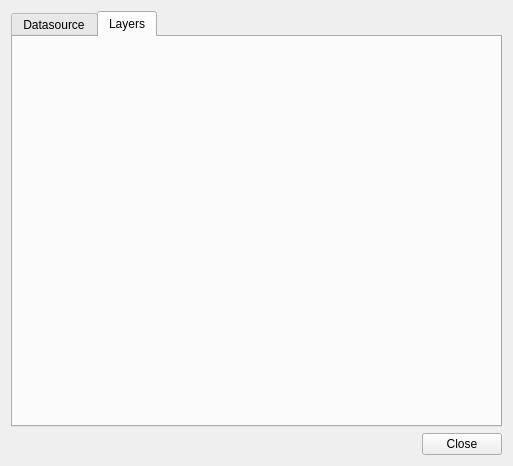
First picture: the form in src/plugins/niwa/niwaplugindialogbase.ui, repository mhugent/QGIS, before the edit.
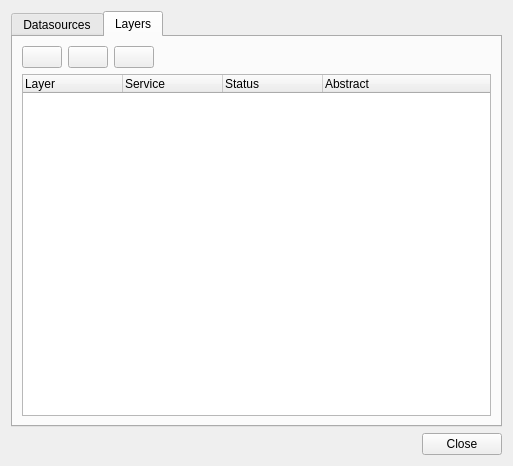
Second picture: the form after the edit. The open tabs and pages were chosen to show the change. Icons and pictures are not drawn.

Commit message: Read layers from wfs capabilities

Patch:
```diff
--- a/src/plugins/niwa/niwaplugindialogbase.ui
+++ b/src/plugins/niwa/niwaplugindialogbase.ui
@@ -21,7 +21,7 @@
      </property>
      <widget class="QWidget" name="mDatasourceTab">
       <attribute name="title">
-       <string>Datasource</string>
+       <string>Datasources</string>
       </attribute>
       <layout class="QGridLayout" name="gridLayout">
        <item row="0" column="0" colspan="2">
@@ -119,6 +119,82 @@
       <attribute name="title">
        <string>Layers</string>
       </attribute>
+      <layout class="QGridLayout" name="gridLayout_3">
+       <item row="0" column="0">
+        <layout class="QHBoxLayout" name="horizontalLayout_3">
+         <item>
+          <widget class="QPushButton" name="mAddLayerFromFavoritesButton">
+           <property name="text">
+            <string/>
+           </property>
+           <property name="icon">
+            <iconset resource="resources.qrc">
+             <normaloff>:/niwa/icons/add_from_favourites.png</normaloff>:/niwa/icons/add_from_favourites.png</iconset>
+           </property>
+          </widget>
+         </item>
+         <item>
+          <widget class="QPushButton" name="mChangeOfflineButton">
+           <property name="text">
+            <string/>
+           </property>
+           <property name="icon">
+            <iconset resource="resources.qrc">
+             <normaloff>:/niwa/icons/offline.png</normaloff>:/niwa/icons/offline.png</iconset>
+           </property>
+          </widget>
+         </item>
+         <item>
+          <widget class="QPushButton" name="mChangeOnlineButton">
+           <property name="text">
+            <string/>
+           </property>
+           <property name="icon">
+            <iconset resource="resources.qrc">
+             <normaloff>:/niwa/icons/online.png</normaloff>:/niwa/icons/online.png</iconset>
+           </property>
+          </widget>
+         </item>
+         <item>
+          <spacer name="horizontalSpacer_2">
+           <property name="orientation">
+            <enum>Qt::Horizontal</enum>
+           </property>
+           <property name="sizeHint" stdset="0">
+            <size>
+             <width>238</width>
+             <height>20</height>
+            </size>
+           </property>
+          </spacer>
+         </item>
+        </layout>
+       </item>
+       <item row="1" column="0">
+        <widget class="QTreeWidget" name="treeWidget">
+         <column>
+          <property name="text">
+           <string>Layer</string>
+          </property>
+         </column>
+         <column>
+          <property name="text">
+           <string>Service</string>
+          </property>
+         </column>
+         <column>
+          <property name="text">
+           <string>Status</string>
+          </property>
+         </column>
+         <column>
+          <property name="text">
+           <string>Abstract</string>
+          </property>
+         </column>
+        </widget>
+       </item>
+      </layout>
      </widget>
     </widget>
    </item>
```
Left out of the diff: 23 changed lines with no effect on the pictures. The commit also changes 13 other files.
